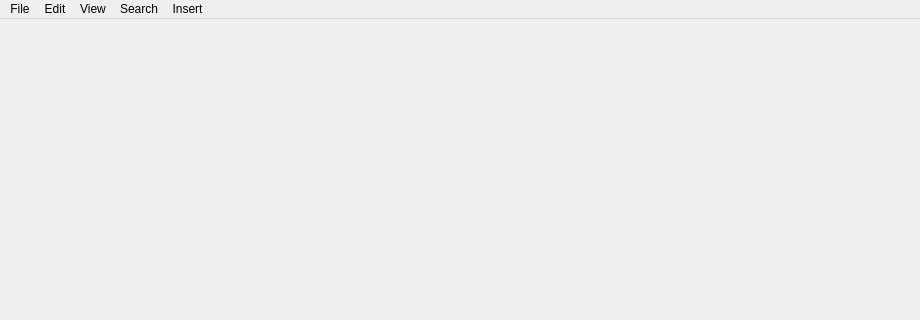
Qt form tools/Python/mcgui/ew.ui (McStasMcXtrace/McCode) before a commit; both pictures show x 0 to 920 and y 0 to 320 of the 920 by 1080 pixel window.
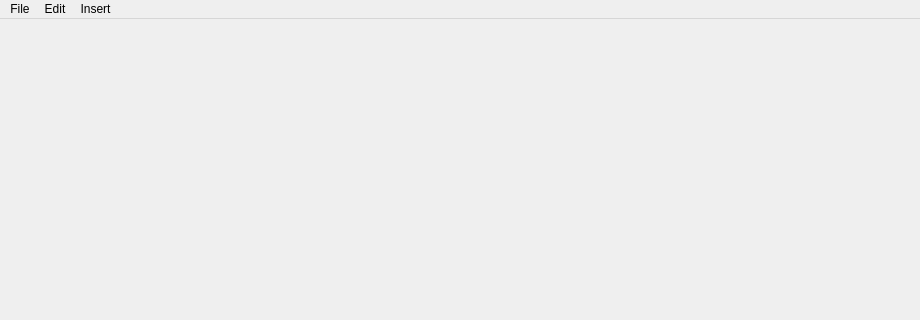
The same form after that commit.

Commit message: added a 'Save As...' menu item and shortcut to editor window. Moved find from 'Search' to 'Edit' menu

The edit to the form file:
```diff
--- a/tools/Python/mcgui/ew.ui
+++ b/tools/Python/mcgui/ew.ui
@@ -45,7 +45,7 @@
      <x>0</x>
      <y>0</y>
      <width>920</width>
-     <height>25</height>
+     <height>22</height>
     </rect>
    </property>
    <widget class="QMenu" name="menuFile">
@@ -68,11 +68,8 @@
     <addaction name="actionPaste"/>
     <addaction name="separator"/>
     <addaction name="actionSelect_All"/>
-   </widget>
-   <widget class="QMenu" name="menuView">
-    <property name="title">
-     <string>View</string>
-    </property>
+    <addaction name="separator"/>
+    <addaction name="actionFind"/>
    </widget>
    <widget class="QMenu" name="menuInsert">
     <property name="title">
@@ -82,16 +79,8 @@
     <addaction name="actionComponent_Browser"/>
     <addaction name="separator"/>
    </widget>
-   <widget class="QMenu" name="menuSearch">
-    <property name="title">
-     <string>Search</string>
-    </property>
-    <addaction name="actionFind"/>
-   </widget>
    <addaction name="menuFile"/>
    <addaction name="menuEdit"/>
-   <addaction name="menuView"/>
-   <addaction name="menuSearch"/>
    <addaction name="menuInsert"/>
   </widget>
   <widget class="QStatusBar" name="statusbar"/>
```
Left out of the diff: 24 changed lines with no effect on the pictures. The commit also changes 2 other files.
